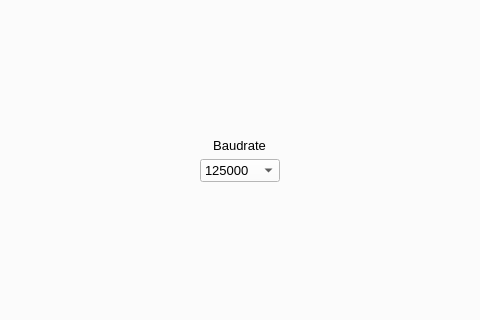
MECTsrl/mect_plugins, file cte/mectsettings.ui: the form before one commit; both pictures show x 160 to 640 and y 204 to 524 of the 800 by 629 pixel window.
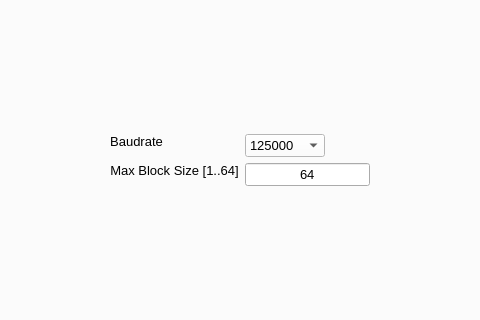
The form after the commit. The open tabs and pages were chosen to show the change.

Commit message: Prepare for V.3.0.0rc1: - Added Max_block_syze in system.ini - Partially Fixed Block reassignment

```diff
--- a/cte/mectsettings.ui
+++ b/cte/mectsettings.ui
@@ -3513,10 +3513,36 @@
       <attribute name="title">
        <string>CANOPEN 0</string>
       </attribute>
-      <layout class="QVBoxLayout" name="verticalLayout_8">
-       <item>
-        <layout class="QGridLayout" name="gridLayout_4">
-         <item row="1" column="0" alignment="Qt::AlignHCenter">
+      <layout class="QGridLayout" name="gridLayout_4">
+       <item row="0" column="1">
+        <spacer name="verticalSpacer_19">
+         <property name="orientation">
+          <enum>Qt::Vertical</enum>
+         </property>
+         <property name="sizeHint" stdset="0">
+          <size>
+           <width>20</width>
+           <height>204</height>
+          </size>
+         </property>
+        </spacer>
+       </item>
+       <item row="1" column="0">
+        <spacer name="horizontalSpacer_31">
+         <property name="orientation">
+          <enum>Qt::Horizontal</enum>
+         </property>
+         <property name="sizeHint" stdset="0">
+          <size>
+           <width>200</width>
+           <height>20</height>
+          </size>
+         </property>
+        </spacer>
+       </item>
+       <item row="1" column="1">
+        <layout class="QFormLayout" name="formLayout">
+         <item row="0" column="0">
           <widget class="QLabel" name="label_Baudrate_CANOPEN_0">
            <property name="sizePolicy">
             <sizepolicy hsizetype="Fixed" vsizetype="Fixed">
@@ -3540,20 +3566,7 @@
            </property>
           </widget>
          </item>
-         <item row="3" column="0">
-          <spacer name="verticalSpacer_18">
-           <property name="orientation">
-            <enum>Qt::Vertical</enum>
-           </property>
-           <property name="sizeHint" stdset="0">
-            <size>
-             <width>20</width>
-             <height>40</height>
-            </size>
-           </property>
-          </spacer>
-         </item>
-         <item row="2" column="0" alignment="Qt::AlignHCenter">
+         <item row="0" column="1">
           <widget class="QComboBox" name="comboBox_Baudrate_CANOPEN_0">
            <property name="sizePolicy">
             <sizepolicy hsizetype="Fixed" vsizetype="Fixed">
@@ -3588,21 +3601,86 @@
            </item>
           </widget>
          </item>
-         <item row="0" column="0">
-          <spacer name="verticalSpacer_19">
-           <property name="orientation">
-            <enum>Qt::Vertical</enum>
+         <item row="1" column="0">
+          <widget class="QLabel" name="label_MaxBlockSize_CANOPEN_0">
+           <property name="sizePolicy">
+            <sizepolicy hsizetype="Fixed" vsizetype="Fixed">
+             <horstretch>0</horstretch>
+             <verstretch>0</verstretch>
+            </sizepolicy>
            </property>
-           <property name="sizeHint" stdset="0">
-            <size>
-             <width>20</width>
-             <height>40</height>
-            </size>
+           <property name="font">
+            <font>
+             <pointsize>10</pointsize>
+            </font>
            </property>
-          </spacer>
+           <property name="text">
+            <string>Max Block Size [1..64]</string>
+           </property>
+           <property name="alignment">
+            <set>Qt::AlignCenter</set>
+           </property>
+           <property name="buddy">
+            <cstring>lineEdit_MaxBlockSize_CANOPEN_0</cstring>
+           </property>
+          </widget>
+         </item>
+         <item row="1" column="1">
+          <widget class="QLineEdit" name="lineEdit_MaxBlockSize_CANOPEN_0">
+           <property name="sizePolicy">
+            <sizepolicy hsizetype="Preferred" vsizetype="Fixed">
+             <horstretch>0</horstretch>
+             <verstretch>0</verstretch>
+            </sizepolicy>
+           </property>
+           <property name="font">
+            <font>
+             <family>MS Shell Dlg 2</family>
+             <pointsize>10</pointsize>
+             <weight>50</weight>
+             <italic>false</italic>
+             <bold>false</bold>
+            </font>
+           </property>
+           <property name="focusPolicy">
+            <enum>Qt::StrongFocus</enum>
+           </property>
+           <property name="text">
+            <string>64</string>
+           </property>
+           <property name="alignment">
+            <set>Qt::AlignCenter</set>
+           </property>
+          </widget>
          </item>
         </layout>
        </item>
+       <item row="1" column="2">
+        <spacer name="horizontalSpacer_32">
+         <property name="orientation">
+          <enum>Qt::Horizontal</enum>
+         </property>
+         <property name="sizeHint" stdset="0">
+          <size>
+           <width>200</width>
+           <height>20</height>
+          </size>
+         </property>
+        </spacer>
+       </item>
+       <item row="2" column="1">
+        <spacer name="verticalSpacer_18">
+         <property name="orientation">
+          <enum>Qt::Vertical</enum>
+         </property>
+         <property name="sizeHint" stdset="0">
+          <size>
+           <width>20</width>
+           <height>203</height>
+          </size>
+         </property>
+        </spacer>
+       </item>
       </layout>
      </widget>
      <widget class="QWidget" name="CANOPEN_1">
```
Left out of the diff: 407 changed lines with no effect on the pictures. The commit also changes 6 other files.
